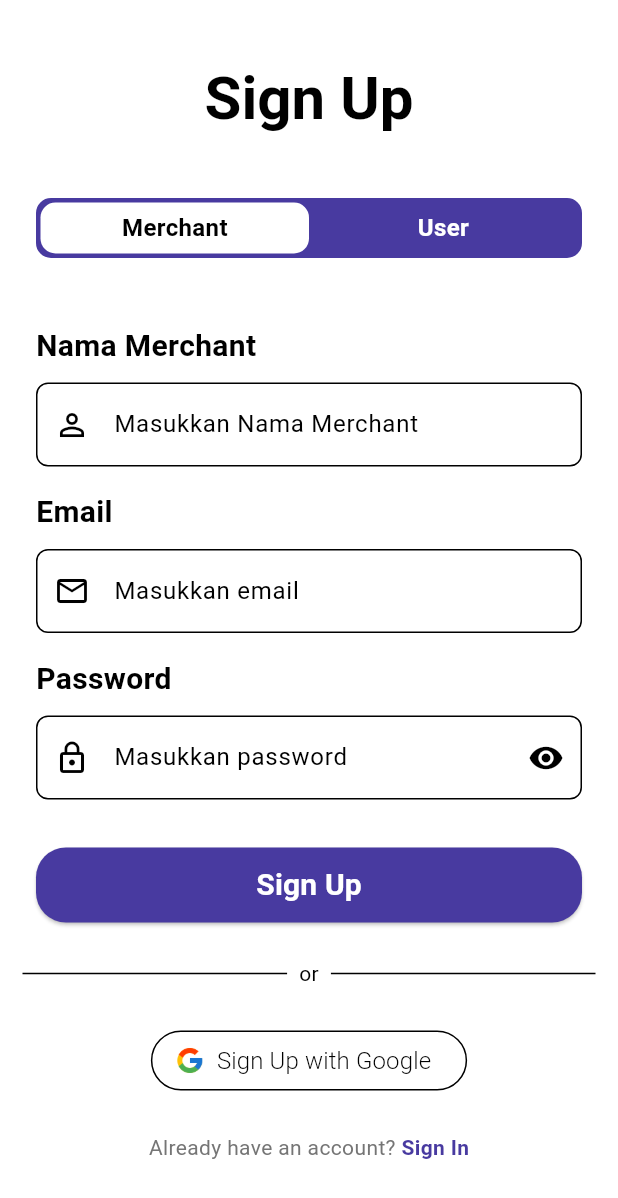
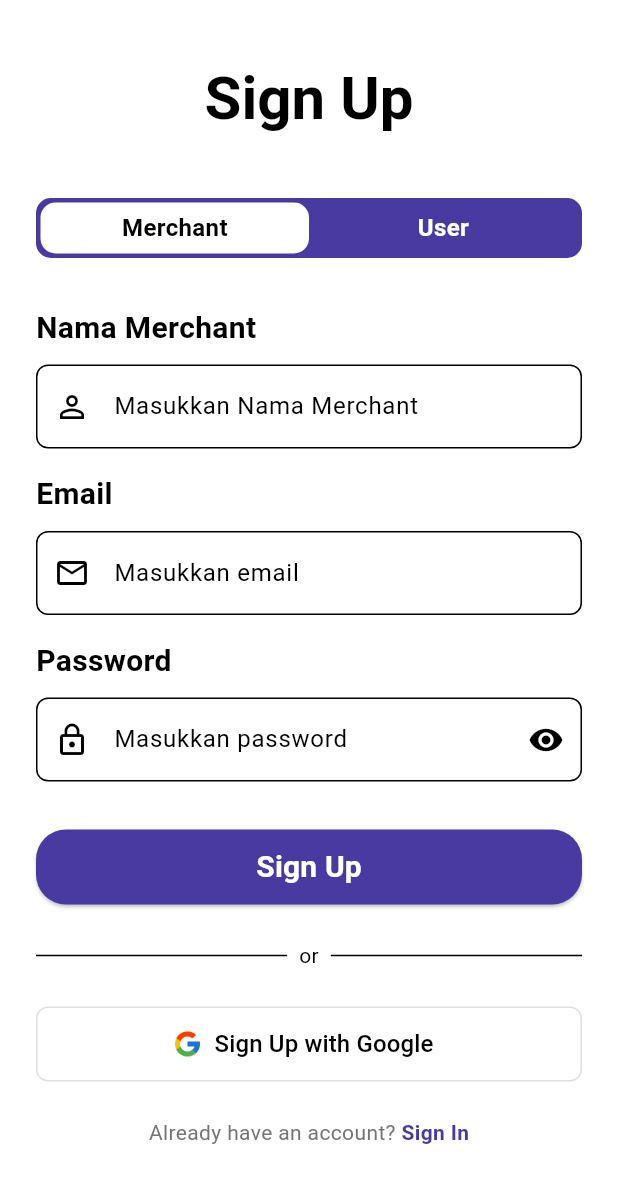
Before and after one commit to MedG12/WarGo, a Flutter app: the SignUpScreen screen opened directly, on a phone screen of 412 x 824 dp. Shown: the top 1198 px of the screen. Run offline on Flutter 3.47's test engine with Material 3 defaults, Android fonts, the phone set to English and light mode, and no system bars; our stand-ins replace cloud_firestore, firebase_auth, firebase_core, google_sign_in; accounts and stored records are empty.

Commit message:
ganti layout sign in

```diff
--- a/lib/main.dart
+++ b/lib/main.dart
@@ -1,3 +1,4 @@
+import 'package:firebase_auth/firebase_auth.dart';
 import 'package:flutter/material.dart';
 import 'package:firebase_core/firebase_core.dart';
 import 'package:wargo/firebase_options.dart';
@@ -11,6 +12,8 @@ void main() async {
 
   // Initialize Firebase dengan file firebase_options.dart yang sudah ada
   await Firebase.initializeApp();
+
+  await FirebaseAuth.instance.signOut();
 
   runApp(const MyApp());
 }
--- a/lib/screens/signup_screen.dart
+++ b/lib/screens/signup_screen.dart
@@ -100,13 +100,16 @@ class _SignUpScreenState extends State<SignUpScreen> {
   @override
   Widget build(BuildContext context) {
     return Scaffold(
+      resizeToAvoidBottomInset: true, // Mengatasi keyboard overflow
       body: SafeArea(
+        child: SingleChildScrollView( // Membungkus seluruh content
+          padding: const EdgeInsets.symmetric(horizontal: 24),
           child: Column(
-          children: [
-            Column(
-              mainAxisAlignment: MainAxisAlignment.center,
+            crossAxisAlignment: CrossAxisAlignment.stretch,
             children: [
               const SizedBox(height: 40),
+
+              // Title
               Text(
                 'Sign Up',
                 style: Theme.of(context).textTheme.headlineMedium?.copyWith(
@@ -115,13 +118,11 @@ class _SignUpScreenState extends State<SignUpScreen> {
                 ),
                 textAlign: TextAlign.center,
               ),
+
+              const SizedBox(height: 40),
+
+              // Toggle Merchant/User
               Container(
-                  margin: const EdgeInsets.only(
-                    top: 40,
-                    bottom: 20,
-                    left: 24,
-                    right: 24,
-                  ),
                 width: double.infinity,
                 height: 40,
                 decoration: BoxDecoration(
@@ -188,12 +189,11 @@ class _SignUpScreenState extends State<SignUpScreen> {
                   ],
                 ),
               ),
-              ],
-            ),
-            const SizedBox(height: 24),
-            SingleChildScrollView(
-              padding: const EdgeInsets.symmetric(horizontal: 24),
-              child: Form(
+
+              const SizedBox(height: 32),
+
+              // Form
+              Form(
                 key: _formKey,
                 child: Column(
                   crossAxisAlignment: CrossAxisAlignment.stretch,
@@ -229,6 +229,7 @@ class _SignUpScreenState extends State<SignUpScreen> {
 
                     const SizedBox(height: 16),
 
+                    // Password Field
                     TextFormFieldCustom(
                       controller: _passwordController,
                       labelText: 'Password',
@@ -274,7 +275,7 @@ class _SignUpScreenState extends State<SignUpScreen> {
                         child: CircularProgressIndicator(
                           strokeWidth: 2,
                           valueColor: AlwaysStoppedAnimation<Color>(
-                                    Color(0xFF483AA0),
+                            Colors.white, // Fixed color here
                           ),
                         ),
                       )
@@ -289,13 +290,11 @@ class _SignUpScreenState extends State<SignUpScreen> {
                   ],
                 ),
               ),
-            ),
+
               const SizedBox(height: 24),
 
               // Divider with "or"
-            Padding(
-              padding: const EdgeInsets.symmetric(horizontal: 15.0),
-              child: Row(
+              Row(
                 children: [
                   Expanded(child: Divider()),
                   Padding(
@@ -305,44 +304,57 @@ class _SignUpScreenState extends State<SignUpScreen> {
                   Expanded(child: Divider()),
                 ],
               ),
-            ),
 
               const SizedBox(height: 24),
 
               // Sign Up with Google Button
-            Center(
-              child: OutlinedButton.icon(
-                onPressed: () {
-                  _isGoogleLoading ? null : _signUpWithGoogle();
-                },
-                icon: Image.asset(
+              OutlinedButton.icon(
+                onPressed: _isGoogleLoading ? null : _signUpWithGoogle, // Fixed logic
+                style: OutlinedButton.styleFrom(
+                  backgroundColor: Colors.white,
+                  foregroundColor: Colors.black,
+                  side: BorderSide(color: Colors.grey[300]!),
+                  minimumSize: const Size(double.infinity, 50),
+                  shape: RoundedRectangleBorder(
+                    borderRadius: BorderRadius.circular(8),
+                  ),
+                ),
+                icon: _isGoogleLoading
+                    ? const SizedBox(
+                  width: 20,
+                  height: 20,
+                  child: CircularProgressIndicator(strokeWidth: 2),
+                )
+                    : Image.asset(
                   'assets/images/google_icon.png',
                   width: 20,
                   height: 20,
                   fit: BoxFit.cover,
+                  errorBuilder: (context, error, stackTrace) {
+                    return Container(
+                      width: 20,
+                      height: 20,
+                      decoration: BoxDecoration(
+                        color: Colors.grey[300],
+                        shape: BoxShape.circle,
                       ),
-                label:
-                    _isGoogleLoading
-                        ? const SizedBox(
-                          height: 20,
-                          width: 20,
-                          child: CircularProgressIndicator(
-                            strokeWidth: 2,
-                            valueColor: AlwaysStoppedAnimation<Color>(
-                              Color.fromARGB(255, 0, 0, 0),
+                      child: const Icon(
+                        Icons.g_mobiledata,
+                        size: 16,
+                        color: Colors.grey,
                       ),
+                    );
+                  },
                 ),
-                        )
-                        : const Text(
-                          'Sign Up with Google',
-                          style: TextStyle(
+                label: Text(
+                  _isGoogleLoading ? 'Signing up...' : 'Sign Up with Google',
+                  style: const TextStyle(
                     fontSize: 16,
-                            fontWeight: FontWeight.w300,
-                            color: Color.fromARGB(255, 0, 0, 0),
+                    fontWeight: FontWeight.w500,
                   ),
                 ),
               ),
-            ),
+
               const SizedBox(height: 24),
 
               // Sign In Link
@@ -365,7 +377,10 @@ class _SignUpScreenState extends State<SignUpScreen> {
                   ),
                 ],
               ),
+
+              const SizedBox(height: 32), // Bottom padding
             ],
+          ),
         ),
       ),
     );
```
Also changed, not shown: lib/screens/signin_screen.dart (+213 -230 lines), pubspec.lock. Lines whose indentation alone changed are shown as unchanged.
